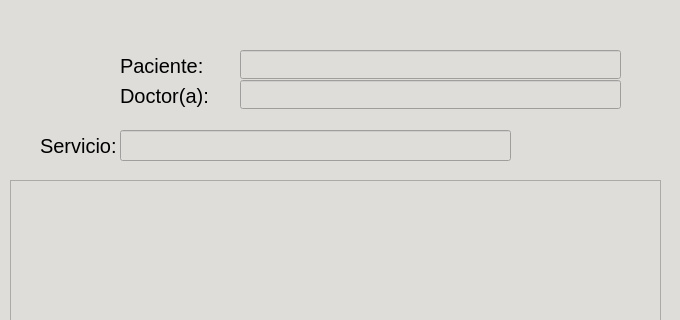
nssmelmsr/CentroVeterinario, file UI/main.ui: the form before one commit; both pictures show x 0 to 680 and y 0 to 320 of the 680 by 500 pixel window.
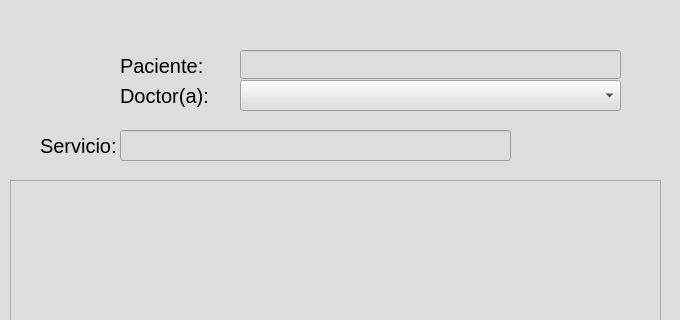
The form after the commit. The open tabs and pages were chosen to show the change. Icons and pictures are not drawn.

Patch:
```diff
--- a/UI/main.ui
+++ b/UI/main.ui
@@ -467,26 +467,11 @@
        <bool>false</bool>
       </property>
      </widget>
-     <widget class="QLineEdit" name="mvz_le">
-      <property name="geometry">
-       <rect>
-        <x>240</x>
-        <y>80</y>
-        <width>381</width>
-        <height>29</height>
-       </rect>
-      </property>
-      <property name="font">
-       <font>
-        <pointsize>15</pointsize>
-       </font>
-      </property>
-     </widget>
      <widget class="QLabel" name="Logo_label">
       <property name="geometry">
        <rect>
         <x>20</x>
-        <y>10</y>
+        <y>30</y>
         <width>81</width>
         <height>82</height>
        </rect>
@@ -664,6 +649,16 @@
        </rect>
       </property>
      </widget>
+     <widget class="QComboBox" name="mvz_comboBox">
+      <property name="geometry">
+       <rect>
+        <x>240</x>
+        <y>80</y>
+        <width>381</width>
+        <height>31</height>
+       </rect>
+      </property>
+     </widget>
     </widget>
    </widget>
   </widget>
```
Left out of the diff: 6 changed lines with no effect on the pictures.
